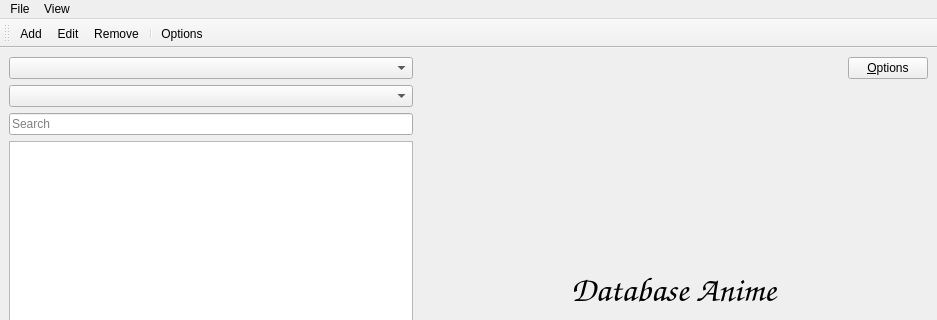
The window that DatabaseAnime/mainwindow.ui (LibertaSoft/DatabaseAnime) describes before a commit, drawn with Qt 5; both pictures show x 0 to 937 and y 0 to 320 of the 937 by 608 pixel window.
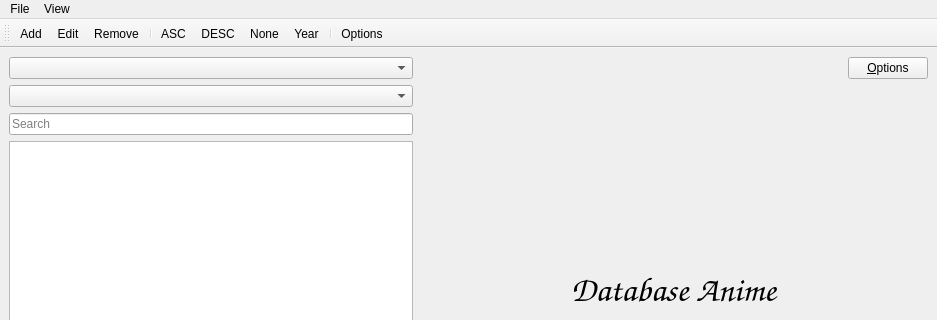
The same window after the commit. Icons and pictures are not drawn. Custom widgets are drawn as their Qt base class.

```diff
--- a/DatabaseAnime/mainwindow.ui
+++ b/DatabaseAnime/mainwindow.ui
@@ -843,6 +843,11 @@
    <addaction name="actionEdit"/>
    <addaction name="actionRemove"/>
    <addaction name="separator"/>
+   <addaction name="actionASC"/>
+   <addaction name="actionDESC"/>
+   <addaction name="actionNone"/>
+   <addaction name="actionYear"/>
+   <addaction name="separator"/>
    <addaction name="actionOptions"/>
   </widget>
   <action name="actionExport">
```
Left out of the diff: 20 changed lines with no effect on the pictures.
